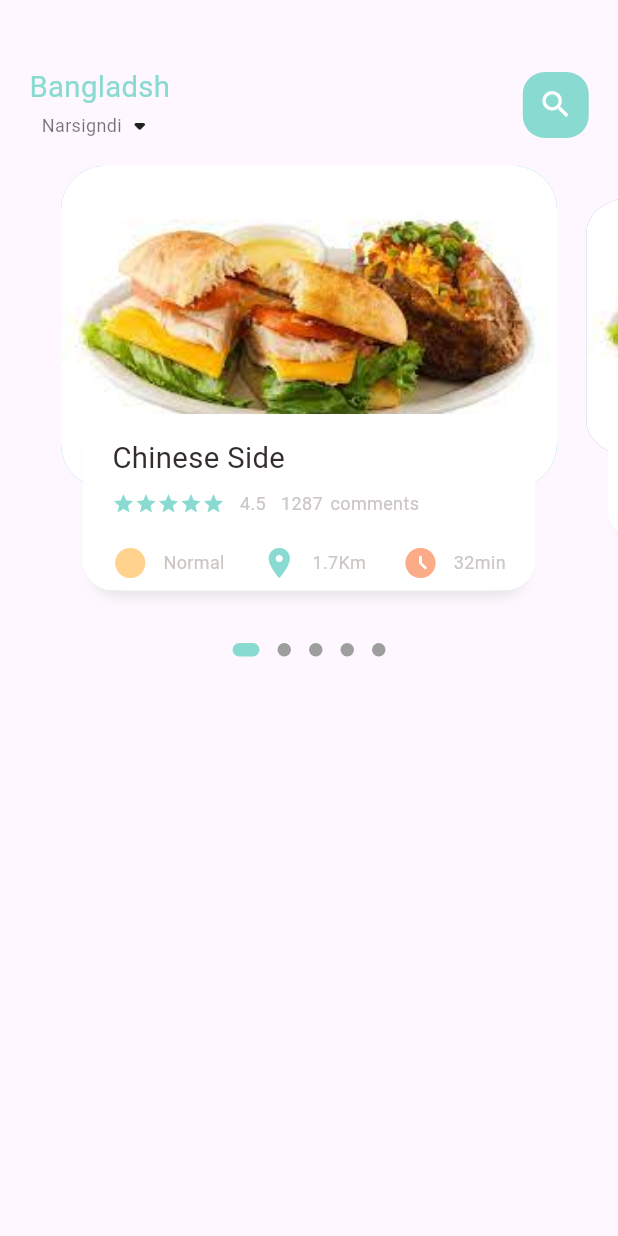
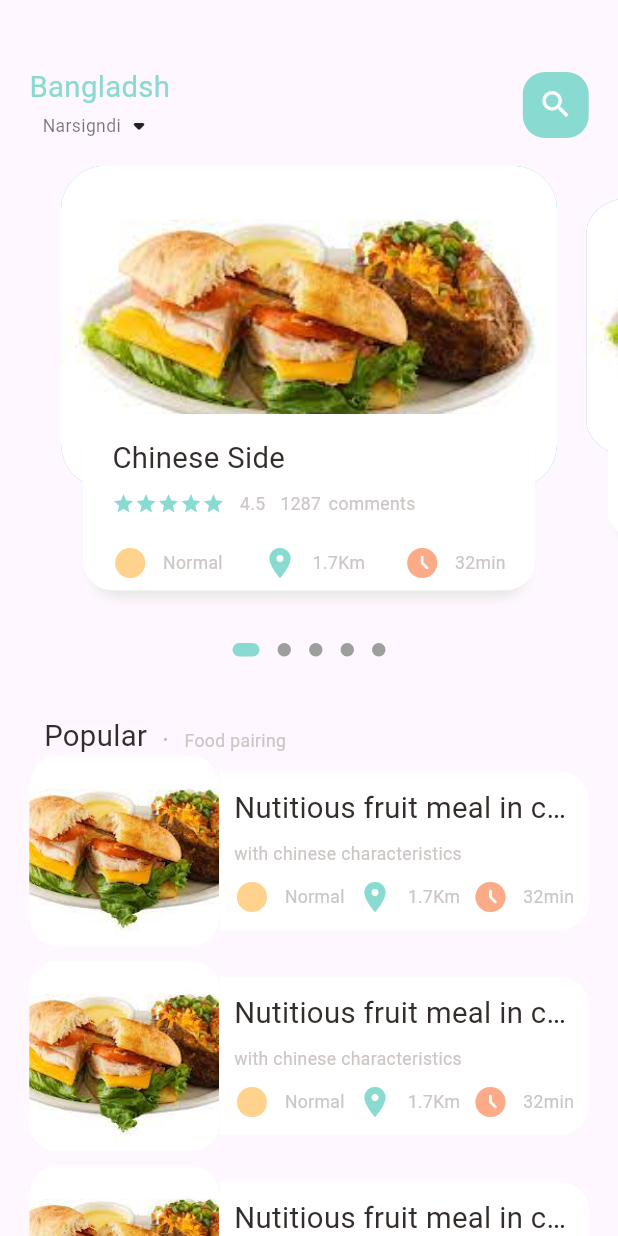
Before and after one commit to kawtharmakarem/food_delivery, a Flutter app: the screen it shows after launch, on a phone screen of 412 x 824 dp. Run offline on Flutter 3.47's test engine with Material 2 defaults, Android fonts, the phone set to English and light mode, and no system bars; drawn by our look-alikes of dots_indicator; our stand-ins replace get.

Commit message:
finish_register

```diff
--- a/lib/home/food_page_body.dart
+++ /dev/null
@@ -1,192 +0,0 @@
-import 'package:dots_indicator/dots_indicator.dart';
-import 'package:flutter/material.dart';
-import 'package:fooddelivery/utils/colors.dart';
-import 'package:fooddelivery/utils/dimensions.dart';
-import 'package:fooddelivery/widgets/big_text.dart';
-import 'package:fooddelivery/widgets/icon_and_text_widget.dart';
-import 'package:fooddelivery/widgets/small_text.dart';
-
-class FoodPageBody extends StatefulWidget {
-  const FoodPageBody({super.key});
-
-  @override
-  State<FoodPageBody> createState() => _FoodPageBodyState();
-}
-
-class _FoodPageBodyState extends State<FoodPageBody> {
-  PageController pageController = PageController(viewportFraction: 0.85);
-  var _currentPageValue = 0.0;
-  var _scaleFactor = 0.8;
-  var _height = Dimensions.pageViewContainer ; //todo old value 220;
-
-  @override
-  void initState() {
-    super.initState();
-    pageController.addListener(() {
-      setState(() {
-        _currentPageValue = pageController.page!;
-      });
-    });
-  }
-
-  @override
-  void dispose() {
-    pageController.dispose();
-    super.dispose();
-  }
-
-  @override
-  Widget build(BuildContext context) {
-    return Column(
-      children: [
-        Container(
-          //color: Colors.redAccent,
-          height: Dimensions.pageView,//todo old value 320
-          child: PageView.builder(
-              controller: pageController,
-              itemCount: 5,
-              itemBuilder: (context, position) {
-                return _buildPageItem(position);
-              }),
-        ),
-      DotsIndicator(
-        dotsCount: 5,
-        position: _currentPageValue.toInt(),
-        decorator: const DotsDecorator(
-          activeColor: AppColors.mainColor,
-          size: Size.square(9.0),
-          activeSize: Size(18.0, 9.0),
-          activeShape: RoundedRectangleBorder(borderRadius: BorderRadius.all(Radius.circular(5)))
-        ),)
-      ],
-    );
-  }
-
-  Widget _buildPageItem(int index) {
-    Matrix4 matrix = Matrix4.identity();
-    if (index == _currentPageValue.floor()) {
-      var currScale = 1 - (_currentPageValue - index) * (1 - _scaleFactor);
-      var currTrans = _height * (1 - currScale) / 2;
-      matrix = Matrix4.diagonal3Values(1, currScale, 1);
-
-      matrix = Matrix4.diagonal3Values(1, currScale, 1)
-        ..setTranslationRaw(0, currTrans, 0);
-    } else if (index == _currentPageValue.floor() + 1) {
-      var currScale =
-          _scaleFactor + (_currentPageValue - index + 1) * (1 - _scaleFactor);
-      var currTrans = _height * (1 - currScale) / 2;
-      matrix = Matrix4.diagonal3Values(1, currScale, 1);
-
-      matrix = Matrix4.diagonal3Values(1, currScale, 1)
-        ..setTranslationRaw(0, currTrans, 0);
-    } else if (index == _currentPageValue.floor() - 1) {
-      var currScale = 1 - (_currentPageValue - index) * (1 - _scaleFactor);
-      var currTrans = _height * (1 - currScale) / 2;
-      matrix = Matrix4.diagonal3Values(1, currScale, 1);
-
-      matrix = Matrix4.diagonal3Values(1, currScale, 1)
-        ..setTranslationRaw(0, currTrans, 0);
-    }else{
-      var currScale=0.8;
-            matrix = Matrix4.diagonal3Values(1, currScale, 1)..setTranslationRaw(0, _height*(1-_scaleFactor)/2, 0);
-
-    }
-
-    return Transform(
-      transform: matrix,
-      child: Stack(
-        children: [
-          Container(
-            height: Dimensions.pageViewContainer,
-            margin:  EdgeInsets.only(left: Dimensions.width10, right: Dimensions.width10),
-            decoration: BoxDecoration(
-                borderRadius: BorderRadius.circular(Dimensions.radius30),
-                color: index.isEven ? Color(0xff69c5df) : Color(0xff9294cc),
-                image: const DecorationImage(
-                    fit: BoxFit.cover,
-                    image: AssetImage("assets/images/food01.jpg"))),
-          ),
-          Align(
-            alignment: Alignment.bottomCenter,
-            child: Container(
-              height:Dimensions.pageViewTextContainer , //todo old value :120,
-              margin:  EdgeInsets.only(left: Dimensions.width30, right: Dimensions.width30, bottom: Dimensions.height30),
-              decoration: BoxDecoration(
-                borderRadius: BorderRadius.circular(Dimensions.radius20),
-                color: Colors.white,
-                boxShadow: const [
-                  BoxShadow(color: Color(0xffe8e8e8),
-                  blurRadius: 5.0,
-                  offset: Offset(0,5)),
-                  BoxShadow(
-                    color: Colors.white,
-                    offset: Offset(-5, 0)),
-                    BoxShadow(color: Colors.white,
-                    offset: Offset(5, 0))
-
-                ]
-              ),
-              child: Container(
-                padding:  EdgeInsets.only(top: Dimensions.height15, left: Dimensions.height15, right: Dimensions.height15),
-                child: Column(
-                  crossAxisAlignment: CrossAxisAlignment.start,
-                  children: [
-                    BigText(text: "Chinese Side "),
-                     SizedBox(
-                      height: Dimensions.height10, //todo old value 10
-                    ),
-                    Row(
-                      children: [
-                        Wrap(
-                          children: List.generate(
-                              5,
-                              (index) => const Icon(
-                                    Icons.star,
-                                    color: AppColors.mainColor,
-                                    size: 15,
-                                  )),
-                        ),
-                        const SizedBox(
-                          width: 10,
-                        ),
-                        SmallText(text: "4.5"),
-                        const SizedBox(
-                          width: 10,
-                        ),
-                        SmallText(text: "1287"),
-                        const SizedBox(
-                          width: 5,
-                        ),
-                        SmallText(text: "comments"),
-                      ],
-                    ),
-                     SizedBox(
-                      height: Dimensions.height20, //todo old value 20
-                    ),
-                    const Row(
-                      mainAxisAlignment: MainAxisAlignment.spaceBetween,
-                      children: [
-                        IconAndTextWidget(
-                            icon: Icons.circle_sharp,
-                            text: "Normal",
-                            iconColor: AppColors.iconColor1),
-                        IconAndTextWidget(
-                            icon: Icons.location_on,
-                            text: "1.7Km",
-                            iconColor: AppColors.mainColor),
-                        IconAndTextWidget(
-                            icon: Icons.access_time_filled_rounded,
-                            text: "32min",
-                            iconColor: AppColors.iconColor2)
-                      ],
-                    )
-                  ],
-                ),
-              ),
-            ),
-          ),
-        ],
-      ),
-    );
-  }
-}
--- /dev/null
+++ b/lib/pages/home/food_page_body.dart
@@ -0,0 +1,299 @@
+import 'package:dots_indicator/dots_indicator.dart';
+import 'package:flutter/material.dart';
+import 'package:fooddelivery/utils/colors.dart';
+import 'package:fooddelivery/utils/dimensions.dart';
+import 'package:fooddelivery/widgets/big_text.dart';
+import 'package:fooddelivery/widgets/icon_and_text_widget.dart';
+import 'package:fooddelivery/widgets/small_text.dart';
+
+class FoodPageBody extends StatefulWidget {
+  const FoodPageBody({super.key});
+
+  @override
+  State<FoodPageBody> createState() => _FoodPageBodyState();
+}
+
+class _FoodPageBodyState extends State<FoodPageBody> {
+  PageController pageController = PageController(viewportFraction: 0.85);
+  var _currentPageValue = 0.0;
+  var _scaleFactor = 0.8;
+  var _height = Dimensions.pageViewContainer; //todo old value 220;
+
+  @override
+  void initState() {
+    super.initState();
+    pageController.addListener(() {
+      setState(() {
+        _currentPageValue = pageController.page!;
+      });
+    });
+  }
+
+  @override
+  void dispose() {
+    pageController.dispose();
+    super.dispose();
+  }
+
+  @override
+  Widget build(BuildContext context) {
+    return Column(
+      children: [
+        //sliderSection
+        Container(
+          //color: Colors.redAccent,
+          height: Dimensions.pageView, //todo old value 320
+          child: PageView.builder(
+              controller: pageController,
+              itemCount: 5,
+              itemBuilder: (context, position) {
+                return _buildPageItem(position);
+              }),
+        ),
+        //dots
+        DotsIndicator(
+          dotsCount: 5,
+          position: _currentPageValue.toInt(),
+          decorator: const DotsDecorator(
+              activeColor: AppColors.mainColor,
+              size: Size.square(9.0),
+              activeSize: Size(18.0, 9.0),
+              activeShape: RoundedRectangleBorder(
+                  borderRadius: BorderRadius.all(Radius.circular(5)))),
+        )
+        //popular text
+        ,
+        SizedBox(
+          height: Dimensions.height30,
+        ),
+        Container(
+          margin: EdgeInsets.only(left: Dimensions.width30),
+          child: Row(
+            crossAxisAlignment: CrossAxisAlignment.end,
+            children: [
+              BigText(text: "Popular"),
+              SizedBox(width: Dimensions.width10),
+              Container(
+                margin: const EdgeInsets.only(bottom: 3),
+                child: BigText(
+                  text: ".",
+                  color: Colors.black26,
+                ),
+              ),
+              SizedBox(
+                width: Dimensions.width10,
+              ),
+              Container(
+                margin: const EdgeInsets.only(bottom: 3),
+                child: SmallText(text: "Food pairing"),
+              ),
+            ],
+          ),
+        ),
+        ListView.builder(
+            physics: NeverScrollableScrollPhysics(),
+            shrinkWrap: true,
+            itemCount: 10,
+            itemBuilder: (context, index) {
+              return Container(
+                margin: EdgeInsets.only(
+                    left: Dimensions.width20,
+                    right: Dimensions.width20,
+                    bottom: Dimensions.height10),
+                child: Row(
+                  children: [
+                    Container(
+                      width: Dimensions.listViewImg,
+                      height: Dimensions.listViewImg,
+                      decoration: BoxDecoration(
+                          borderRadius:
+                              BorderRadius.circular(Dimensions.radius20),
+                          color: Colors.white38,
+                          image: const DecorationImage(
+                              fit: BoxFit.cover,
+                              image: AssetImage("assets/images/food01.jpg"))),
+                    ),
+                    Expanded(
+                      child: Container(
+                        height: Dimensions.listviewTextContSize,
+                        decoration: BoxDecoration(
+                            borderRadius: BorderRadius.only(
+                                topRight:
+                                    Radius.circular(Dimensions.radius20),
+                                bottomRight:
+                                    Radius.circular(Dimensions.radius20)),
+                            color: Colors.white),
+                        child: Padding(
+                          padding: EdgeInsets.only(
+                              left: Dimensions.width10,
+                              right: Dimensions.width10),
+                          child: Column(
+                            crossAxisAlignment: CrossAxisAlignment.start,
+                            mainAxisAlignment: MainAxisAlignment.center,
+                            children: [
+                              BigText(text: "Nutitious fruit meal in china"),
+                              SizedBox(height: Dimensions.height10,),
+                              SmallText(text: "with chinese characteristics"),
+                              SizedBox(height: Dimensions.height10,),
+                              const Row(
+                                mainAxisAlignment:
+                                    MainAxisAlignment.spaceBetween,
+                                children: [
+                                  IconAndTextWidget(
+                                      icon: Icons.circle_sharp,
+                                      text: "Normal",
+                                      iconColor: AppColors.iconColor1),
+                                  IconAndTextWidget(
+                                      icon: Icons.location_on,
+                                      text: "1.7Km",
+                                      iconColor: AppColors.mainColor),
+                                  IconAndTextWidget(
+                                      icon: Icons.access_time_filled_rounded,
+                                      text: "32min",
+                                      iconColor: AppColors.iconColor2)
+                                ],
+                              )
+                            ],
+                          ),
+                        ),
+                      ),
+                    )
+                  ],
+                ),
+              );
+            })
+      ],
+    );
+  }
+
+  Widget _buildPageItem(int index) {
+    Matrix4 matrix = Matrix4.identity();
+    if (index == _currentPageValue.floor()) {
+      var currScale = 1 - (_currentPageValue - index) * (1 - _scaleFactor);
+      var currTrans = _height * (1 - currScale) / 2;
+      matrix = Matrix4.diagonal3Values(1, currScale, 1);
+
+      matrix = Matrix4.diagonal3Values(1, currScale, 1)
+        ..setTranslationRaw(0, currTrans, 0);
+    } else if (index == _currentPageValue.floor() + 1) {
+      var currScale =
+          _scaleFactor + (_currentPageValue - index + 1) * (1 - _scaleFactor);
+      var currTrans = _height * (1 - currScale) / 2;
+      matrix = Matrix4.diagonal3Values(1, currScale, 1);
+
+      matrix = Matrix4.diagonal3Values(1, currScale, 1)
+        ..setTranslationRaw(0, currTrans, 0);
+    } else if (index == _currentPageValue.floor() - 1) {
+      var currScale = 1 - (_currentPageValue - index) * (1 - _scaleFactor);
+      var currTrans = _height * (1 - currScale) / 2;
+      matrix = Matrix4.diagonal3Values(1, currScale, 1);
+
+      matrix = Matrix4.diagonal3Values(1, currScale, 1)
+        ..setTranslationRaw(0, currTrans, 0);
+    } else {
+      var currScale = 0.8;
+      matrix = Matrix4.diagonal3Values(1, currScale, 1)
+        ..setTranslationRaw(0, _height * (1 - _scaleFactor) / 2, 0);
+    }
+
+    return Transform(
+      transform: matrix,
+      child: Stack(
+        children: [
+          Container(
+            height: Dimensions.pageViewContainer,
+            margin: EdgeInsets.only(
+                left: Dimensions.width10, right: Dimensions.width10),
+            decoration: BoxDecoration(
+                borderRadius: BorderRadius.circular(Dimensions.radius30),
+                color: index.isEven ? Color(0xff69c5df) : Color(0xff9294cc),
+                image: const DecorationImage(
+                    fit: BoxFit.cover,
+                    image: AssetImage("assets/images/food01.jpg"))),
+          ),
+          Align(
+            alignment: Alignment.bottomCenter,
+            child: Container(
+              height: Dimensions.pageViewTextContainer, //todo old value :120,
+              margin: EdgeInsets.only(
+                  left: Dimensions.width30,
+                  right: Dimensions.width30,
+                  bottom: Dimensions.height30),
+              decoration: BoxDecoration(
+                  borderRadius: BorderRadius.circular(Dimensions.radius20),
+                  color: Colors.white,
+                  boxShadow: const [
+                    BoxShadow(
+                        color: Color(0xffe8e8e8),
+                        blurRadius: 5.0,
+                        offset: Offset(0, 5)),
+                    BoxShadow(color: Colors.white, offset: Offset(-5, 0)),
+                    BoxShadow(color: Colors.white, offset: Offset(5, 0))
+                  ]),
+              child: Container(
+                padding: EdgeInsets.only(
+                    top: Dimensions.height15,
+                    left: Dimensions.height15,
+                    right: Dimensions.height15),
+                child: Column(
+                  crossAxisAlignment: CrossAxisAlignment.start,
+                  children: [
+                    BigText(text: "Chinese Side "),
+                    SizedBox(
+                      height: Dimensions.height10, //todo old value 10
+                    ),
+                    Row(
+                      children: [
+                        Wrap(
+                          children: List.generate(
+                              5,
+                              (index) => const Icon(
+                                    Icons.star,
+                                    color: AppColors.mainColor,
+                                    size: 15,
+                                  )),
+                        ),
+                        const SizedBox(
+                          width: 10,
+                        ),
+                        SmallText(text: "4.5"),
+                        const SizedBox(
+                          width: 10,
+                        ),
+                        SmallText(text: "1287"),
+                        const SizedBox(
+                          width: 5,
+                        ),
+                        SmallText(text: "comments"),
+                      ],
+                    ),
+                    SizedBox(
+                      height: Dimensions.height20, //todo old value 20
+                    ),
+                    const Row(
+                      mainAxisAlignment: MainAxisAlignment.spaceBetween,
+                      children: [
+                        IconAndTextWidget(
+                            icon: Icons.circle_sharp,
+                            text: "Normal",
+                            iconColor: AppColors.iconColor1),
+                        IconAndTextWidget(
+                            icon: Icons.location_on,
+                            text: "1.7Km",
+                            iconColor: AppColors.mainColor),
+                        IconAndTextWidget(
+                            icon: Icons.access_time_filled_rounded,
+                            text: "32min",
+                            iconColor: AppColors.iconColor2)
+                      ],
+                    )
+                  ],
+                ),
+              ),
+            ),
+          ),
+        ],
+      ),
+    );
+  }
+}
--- a/lib/home/main_food_page.dart
+++ b/lib/pages/home/main_food_page.dart
@@ -1,5 +1,5 @@
 import 'package:flutter/material.dart';
-import 'package:fooddelivery/home/food_page_body.dart';
+import 'package:fooddelivery/pages/home/food_page_body.dart';
 import 'package:fooddelivery/utils/colors.dart';
 import 'package:fooddelivery/utils/dimensions.dart';
 import 'package:fooddelivery/widgets/big_text.dart';
@@ -56,7 +56,7 @@ class _MainFoodPageState extends State<MainFoodPage> {
               ),
             ),
           ),
-       FoodPageBody()
+       Expanded(child: SingleChildScrollView(child: FoodPageBody()))
         ],
       ),
     );
--- a/lib/utils/dimensions.dart
+++ b/lib/utils/dimensions.dart
@@ -19,12 +19,17 @@ class Dimensions {
   static double width30 = screenHeight / 28.13;
   static double width45 = screenHeight / 18.75;
 
+
   //fonts and radius
   static double font20 = screenHeight / 42.2;
+  static double font12=screenHeight/70.33;
   static double radius20 = screenHeight / 42.2;
   static double radius15 = screenHeight / 56.27;
   static double radius30 = screenHeight / 28.13;
   //icon size
   static double iconSize24=screenHeight/35.16;
+  //list view size
+  static double listViewImg=screenwidth/3.25;
+  static double listviewTextContSize=screenwidth/3.9;
 
 }
--- a/lib/widgets/icon_and_text_widget.dart
+++ b/lib/widgets/icon_and_text_widget.dart
@@ -1,4 +1,5 @@
 import 'package:flutter/material.dart';
+import 'package:fooddelivery/utils/dimensions.dart';
 import 'package:fooddelivery/widgets/small_text.dart';
 
 class IconAndTextWidget extends StatelessWidget {
@@ -19,8 +20,8 @@ class IconAndTextWidget extends StatelessWidget {
           icon,
           color: iconColor,
         ),
-        const SizedBox(
-          width: 10,
+        SizedBox(
+          width: Dimensions.width10,
         ),
         SmallText(
           text: text,
--- a/lib/widgets/small_text.dart
+++ b/lib/widgets/small_text.dart
@@ -1,4 +1,5 @@
 import 'package:flutter/material.dart';
+import 'package:fooddelivery/utils/dimensions.dart';
 
 class SmallText extends StatelessWidget {
    Color? color;
@@ -7,7 +8,7 @@ class SmallText extends StatelessWidget {
   double height;
   SmallText({super.key,this.color=const Color(0xffccc7c5),
  required this.text,
- this.size=12,
+ this.size=0.0,
  this.height=1.2
  });
 
@@ -15,7 +16,7 @@ class SmallText extends StatelessWidget {
   Widget build(BuildContext context) {
     return Text(
       text,
-      style: TextStyle(color: color,fontSize: size,fontFamily: 'Roboto',height: height),
+      style: TextStyle(color: color,fontSize: size==0? Dimensions.font12 : size,fontFamily: 'Roboto',height: height),
     );
   }
 }
```
Also changed, not shown: lib/main.dart (+2 -24 lines).
